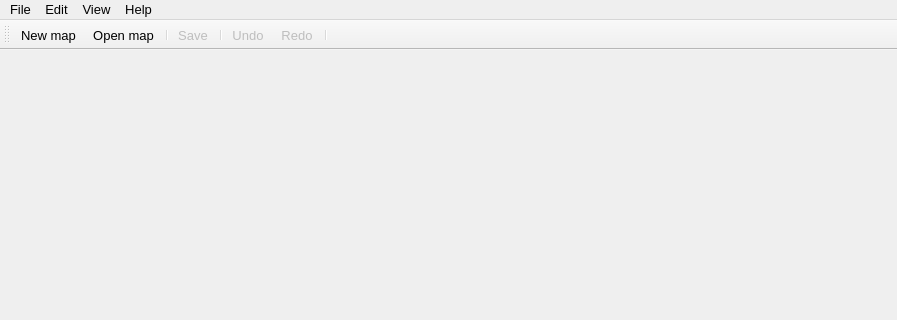
Before: the Qt Designer form src/gui/window/window.ui in albin-johansson/tactile, drawn with Qt 5; both pictures show x 0 to 897 and y 0 to 320 of the 897 by 600 pixel window.
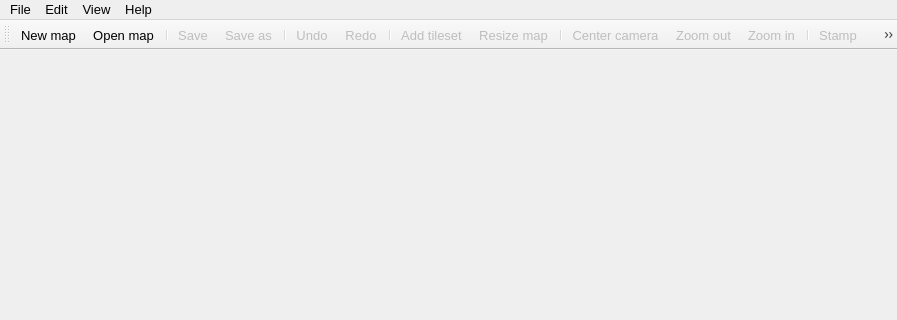
After: the same form once the commit is applied. Icons and pictures are not drawn.

```diff
--- a/src/gui/window/window.ui
+++ b/src/gui/window/window.ui
@@ -194,10 +194,21 @@
    <addaction name="actionOpenMap"/>
    <addaction name="separator"/>
    <addaction name="actionSave"/>
+   <addaction name="actionSaveAs"/>
    <addaction name="separator"/>
    <addaction name="actionUndo"/>
    <addaction name="actionRedo"/>
    <addaction name="separator"/>
+   <addaction name="actionAddTileset"/>
+   <addaction name="actionResizeMap"/>
+   <addaction name="separator"/>
+   <addaction name="actionCenterCamera"/>
+   <addaction name="actionZoomOut"/>
+   <addaction name="actionZoomIn"/>
+   <addaction name="separator"/>
+   <addaction name="actionStampTool"/>
+   <addaction name="actionBucketTool"/>
+   <addaction name="actionEraserTool"/>
   </widget>
   <action name="actionNewMap">
    <property name="icon">
```
Left out of the diff: 54 changed lines with no effect on the pictures.
